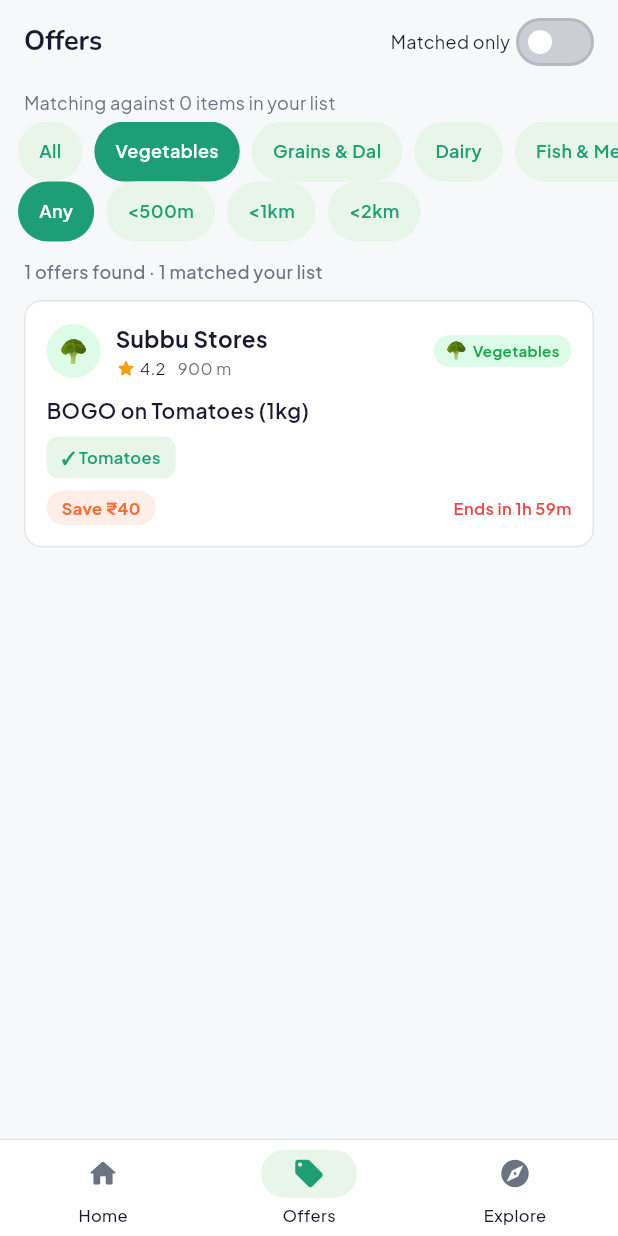
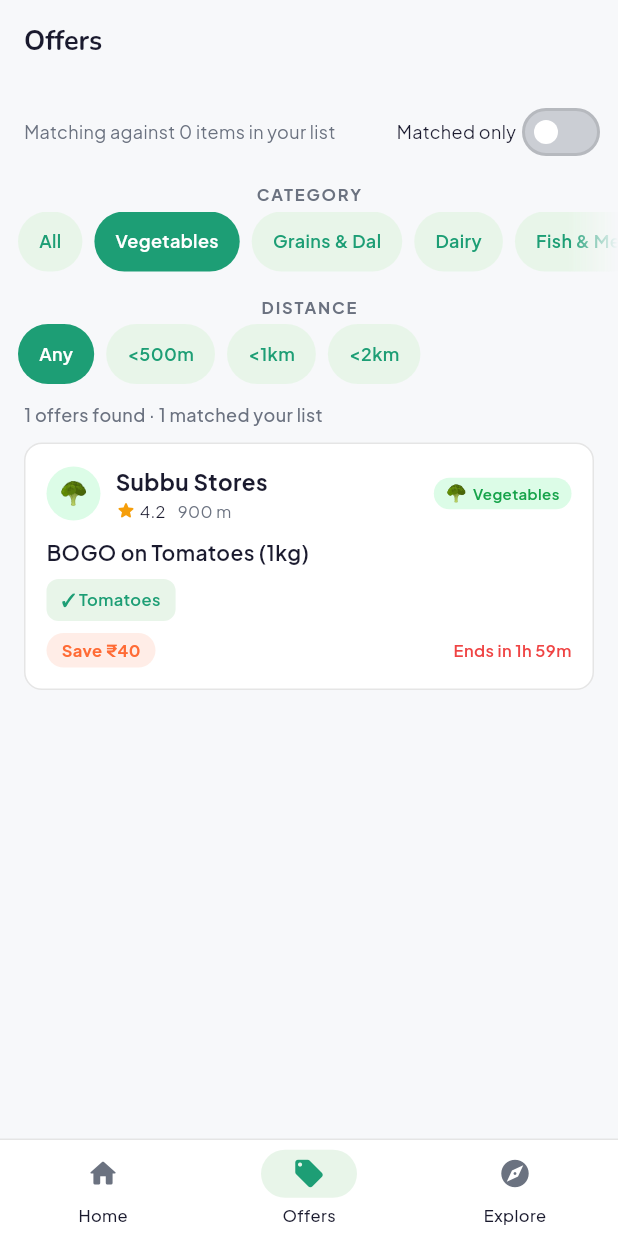
Before and after one commit to tejeshx37/Kootu_App, a Flutter app: the OffersScreen screen opened by its route, after a tap on "Vegetables", on a phone screen of 412 x 824 dp. Run offline on Flutter 3.47's test engine with Material 3 defaults, Android fonts, the phone set to English and light mode, and no system bars; our stand-ins replace cached_network_image, cloud_firestore, firebase_auth, firebase_core, flutter_animate, flutter_riverpod and 3 more; accounts and stored records are empty.

Commit message:
Improve layout on Explore and Offers screens
Explore: bump location header padding and weight so it isn't flush with
the status bar, and fade the right edge of the category chip row so
clipped chips visibly suggest they scroll.

Offers: move the Matched-only switch out of the cramped AppBar actions
into a labelled row beside the items-matched count, and split the
category and distance chip rows with CATEGORY / DISTANCE group labels
plus the same right-edge fade.

```diff
--- a/lib/features/offers/screens/offers_screen.dart
+++ b/lib/features/offers/screens/offers_screen.dart
@@ -53,25 +53,7 @@ class _OffersScreenState extends ConsumerState<OffersScreen> {
     final pendingCount = items.where((i) => !i.bought).length;
 
     return Scaffold(
-      appBar: AppBar(
-        title: const Text('Offers'),
-        actions: [
-          Padding(
-            padding: const EdgeInsets.symmetric(horizontal: 12),
-            child: Row(
-              children: [
-                const Text('Matched only',
-                    style: TextStyle(fontSize: 12)),
-                Switch(
-                  value: matchedOnly,
-                  onChanged: (v) =>
-                      ref.read(matchedOnlyProvider.notifier).state = v,
-                ),
-              ],
-            ),
-          ),
-        ],
-      ),
+      appBar: AppBar(title: const Text('Offers')),
       body: offersAsync.when(
         loading: () => const Center(child: CircularProgressIndicator()),
         error: (e, _) => Center(child: Text('Failed to load: $e')),
@@ -104,7 +86,7 @@ class _OffersScreenState extends ConsumerState<OffersScreen> {
             children: [
               Padding(
                 padding:
-                    const EdgeInsets.symmetric(horizontal: 16, vertical: 4),
+                    const EdgeInsets.fromLTRB(16, 8, 8, 4),
                 child: Row(
                   children: [
                     Expanded(
@@ -116,10 +98,19 @@ class _OffersScreenState extends ConsumerState<OffersScreen> {
                         ),
                       ),
                     ),
+                    const Text('Matched only',
+                        style: TextStyle(fontSize: 12)),
+                    Switch.adaptive(
+                      value: matchedOnly,
+                      onChanged: (v) =>
+                          ref.read(matchedOnlyProvider.notifier).state = v,
+                    ),
                   ],
                 ),
               ),
-              SizedBox(
+              const _GroupLabel('CATEGORY'),
+              _FadingHScroll(
+                child: SizedBox(
                   height: 40,
                   child: ListView(
                     scrollDirection: Axis.horizontal,
@@ -133,7 +124,11 @@ class _OffersScreenState extends ConsumerState<OffersScreen> {
                     ],
                   ),
                 ),
-              SizedBox(
+              ),
+              const SizedBox(height: 10),
+              const _GroupLabel('DISTANCE'),
+              _FadingHScroll(
+                child: SizedBox(
                   height: 40,
                   child: ListView(
                     scrollDirection: Axis.horizontal,
@@ -143,6 +138,7 @@ class _OffersScreenState extends ConsumerState<OffersScreen> {
                         _chip(label, _maxDistance == value,
                             () => setState(() => _maxDistance = value)),
                     ],
+                  ),
                 ),
               ),
               const SizedBox(height: 8),
@@ -212,3 +208,43 @@ class _OffersScreenState extends ConsumerState<OffersScreen> {
     );
   }
 }
+
+class _GroupLabel extends StatelessWidget {
+  const _GroupLabel(this.text);
+  final String text;
+
+  @override
+  Widget build(BuildContext context) {
+    return Padding(
+      padding: const EdgeInsets.fromLTRB(16, 6, 16, 4),
+      child: Text(
+        text,
+        style: const TextStyle(
+          fontSize: 11,
+          letterSpacing: 1.2,
+          fontWeight: FontWeight.w700,
+          color: AppColors.lightTextSecondary,
+        ),
+      ),
+    );
+  }
+}
+
+class _FadingHScroll extends StatelessWidget {
+  const _FadingHScroll({required this.child});
+  final Widget child;
+
+  @override
+  Widget build(BuildContext context) {
+    return ShaderMask(
+      shaderCallback: (rect) => const LinearGradient(
+        begin: Alignment.centerLeft,
+        end: Alignment.centerRight,
+        stops: [0.0, 0.92, 1.0],
+        colors: [Colors.black, Colors.black, Colors.transparent],
+      ).createShader(rect),
+      blendMode: BlendMode.dstIn,
+      child: child,
+    );
+  }
+}
```
Also changed, not shown: lib/features/explore/screens/explore_screen.dart (+29 -9 lines). Lines whose indentation alone changed are shown as unchanged.
